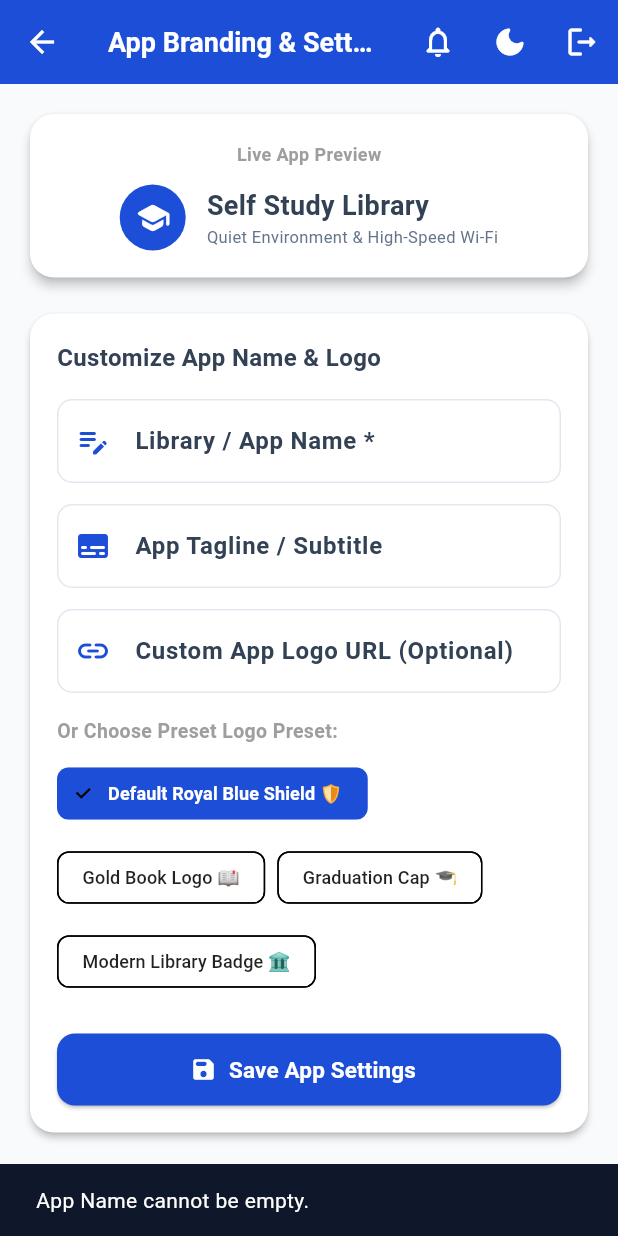
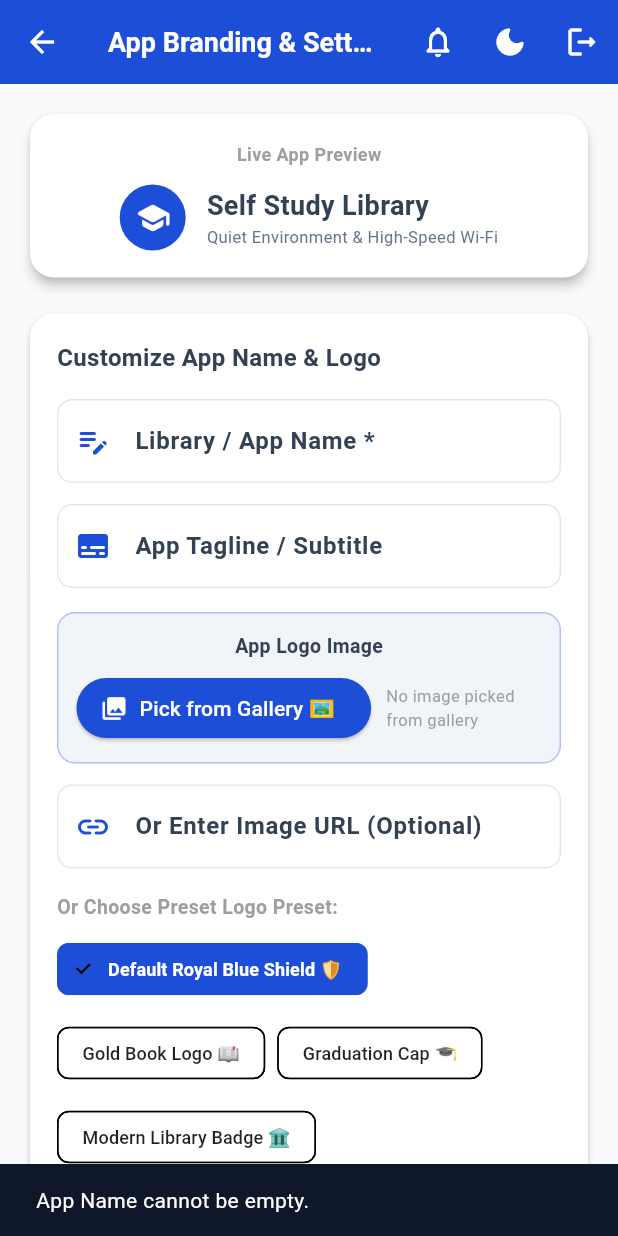
Before and after one commit to devenswami6/library-management, a Flutter app: the AppSettingsScreen screen opened by its route, after a tap on "Save App Settings", on a phone screen of 412 x 824 dp. Run offline on Flutter 3.47's test engine with Material 3 defaults, Android fonts, the phone set to English and light mode, and no system bars; our stand-ins replace flutter_local_notifications, geolocator, image_picker, shared_preferences; missing offline and left inert: workmanager; accounts and stored records are empty; network calls fail; statements that could not run were skipped.

Commit message:
Add Pick Logo from Gallery feature and updated SDK 35 build configuration

```diff
--- a/flutter_app/lib/screens/app_settings_screen.dart
+++ b/flutter_app/lib/screens/app_settings_screen.dart
@@ -1,4 +1,6 @@
+import 'dart:io';
 import 'package:flutter/material.dart';
+import 'package:image_picker/image_picker.dart';
 import '../config/api_config.dart';
 import '../services/api_service.dart';
 import '../widgets/custom_app_bar.dart';
@@ -15,6 +17,7 @@ class _AppSettingsScreenState extends State<AppSettingsScreen> {
   final _taglineController = TextEditingController();
   final _logoUrlController = TextEditingController();
 
+  File? _pickedLogoFile;
   bool _isLoading = true;
   bool _isSaving = false;
 
@@ -65,6 +68,16 @@ class _AppSettingsScreenState extends State<AppSettingsScreen> {
     }
   }
 
+  Future<void> _pickLogoFromGallery() async {
+    final ImagePicker picker = ImagePicker();
+    final XFile? image = await picker.pickImage(source: ImageSource.gallery, imageQuality: 85);
+    if (image != null) {
+      setState(() {
+        _pickedLogoFile = File(image.path);
+      });
+    }
+  }
+
   void _handleSaveSettings() async {
     final appName = _nameController.text.trim();
     final tagline = _taglineController.text.trim();
@@ -82,11 +95,16 @@ class _AppSettingsScreenState extends State<AppSettingsScreen> {
       appName: appName,
       appLogoUrl: logoUrl,
       appTagline: tagline,
+      logoFilePath: _pickedLogoFile?.path,
     );
     setState(() => _isSaving = false);
 
     if (mounted) {
       if (res['success'] == true) {
+        if (res['app_logo_url'] != null && res['app_logo_url'].toString().isNotEmpty) {
+          _logoUrlController.text = res['app_logo_url'];
+          _pickedLogoFile = null;
+        }
         ScaffoldMessenger.of(context).showSnackBar(
           SnackBar(
             content: Text(res['message'] ?? 'App Name & Logo updated successfully!'),
@@ -131,8 +149,13 @@ class _AppSettingsScreenState extends State<AppSettingsScreen> {
                           Row(
                             mainAxisAlignment: MainAxisAlignment.center,
                             children: [
-                              _logoUrlController.text.isNotEmpty
-                                  ? Image.network(
+                              if (_pickedLogoFile != null)
+                                ClipRRect(
+                                  borderRadius: BorderRadius.circular(22),
+                                  child: Image.file(_pickedLogoFile!, width: 44, height: 44, fit: BoxFit.cover),
+                                )
+                              else if (_logoUrlController.text.isNotEmpty)
+                                Image.network(
                                   _logoUrlController.text,
                                   width: 44,
                                   height: 44,
@@ -142,7 +165,8 @@ class _AppSettingsScreenState extends State<AppSettingsScreen> {
                                     child: Icon(Icons.school_rounded, color: Colors.white, size: 24),
                                   ),
                                 )
-                                  : const CircleAvatar(
+                              else
+                                const CircleAvatar(
                                   radius: 22,
                                   backgroundColor: AppColors.primaryIndigo,
                                   child: Icon(Icons.school_rounded, color: Colors.white, size: 24),
@@ -220,14 +244,63 @@ class _AppSettingsScreenState extends State<AppSettingsScreen> {
                               border: OutlineInputBorder(),
                             ),
                           ),
+                          const SizedBox(height: 16),
+
+                          // Gallery Image Upload Button
+                          Container(
+                            width: double.infinity,
+                            decoration: BoxDecoration(
+                              color: isDark ? const Color(0xFF1E293B) : const Color(0xFFF1F5F9),
+                              borderRadius: BorderRadius.circular(12),
+                              border: Border.all(color: AppColors.primaryIndigo.withOpacity(0.3)),
+                            ),
+                            padding: const EdgeInsets.all(12),
+                            child: Column(
+                              children: [
+                                const Text(
+                                  'App Logo Image',
+                                  style: TextStyle(fontWeight: FontWeight.bold, fontSize: 13),
+                                ),
+                                const SizedBox(height: 8),
+                                Row(
+                                  children: [
+                                    ElevatedButton.icon(
+                                      onPressed: _pickLogoFromGallery,
+                                      icon: const Icon(Icons.photo_library_rounded, size: 18),
+                                      label: const Text('Pick from Gallery 🖼️'),
+                                      style: ElevatedButton.styleFrom(
+                                        backgroundColor: AppColors.primaryIndigo,
+                                        foregroundColor: Colors.white,
+                                      ),
+                                    ),
+                                    const SizedBox(width: 10),
+                                    Expanded(
+                                      child: Text(
+                                        _pickedLogoFile != null
+                                            ? 'Selected: ${_pickedLogoFile!.path.split('/').last}'
+                                            : 'No image picked from gallery',
+                                        style: const TextStyle(fontSize: 11, color: Colors.grey),
+                                        maxLines: 2,
+                                        overflow: TextOverflow.ellipsis,
+                                      ),
+                                    ),
+                                  ],
+                                ),
+                              ],
+                            ),
+                          ),
                           const SizedBox(height: 14),
 
                           // Custom Logo URL Field
                           TextField(
                             controller: _logoUrlController,
-                            onChanged: (_) => setState(() {}),
+                            onChanged: (_) {
+                              setState(() {
+                                _pickedLogoFile = null;
+                              });
+                            },
                             decoration: const InputDecoration(
-                              labelText: 'Custom App Logo URL (Optional)',
+                              labelText: 'Or Enter Image URL (Optional)',
                               hintText: 'https://example.com/logo.png',
                               prefixIcon: Icon(Icons.link_rounded, color: AppColors.primaryIndigo),
                               border: OutlineInputBorder(),
@@ -245,7 +318,7 @@ class _AppSettingsScreenState extends State<AppSettingsScreen> {
                             spacing: 8,
                             runSpacing: 8,
                             children: _presetLogos.map((preset) {
-                              final isSelected = _logoUrlController.text == preset['url'];
+                              final isSelected = _logoUrlController.text == preset['url'] && _pickedLogoFile == null;
                               return ChoiceChip(
                                 label: Text(preset['name']!),
                                 selected: isSelected,
@@ -258,6 +331,7 @@ class _AppSettingsScreenState extends State<AppSettingsScreen> {
                                 onSelected: (val) {
                                   if (val) {
                                     setState(() {
+                                      _pickedLogoFile = null;
                                       _logoUrlController.text = preset['url']!;
                                     });
                                   }
--- a/flutter_app/pubspec.yaml
+++ b/flutter_app/pubspec.yaml
@@ -17,6 +17,7 @@ dependencies:
   workmanager: ^0.5.2
   geolocator: ^12.0.0
   shared_preferences: ^2.5.3
+  image_picker: ^1.1.2
 
 dev_dependencies:
   flutter_test:
```
Also changed, not shown: flutter_app/lib/services/api_service.dart (+17 -0 lines), flutter_app/pubspec.lock, 7 other files. Lines whose indentation alone changed are shown as unchanged.
